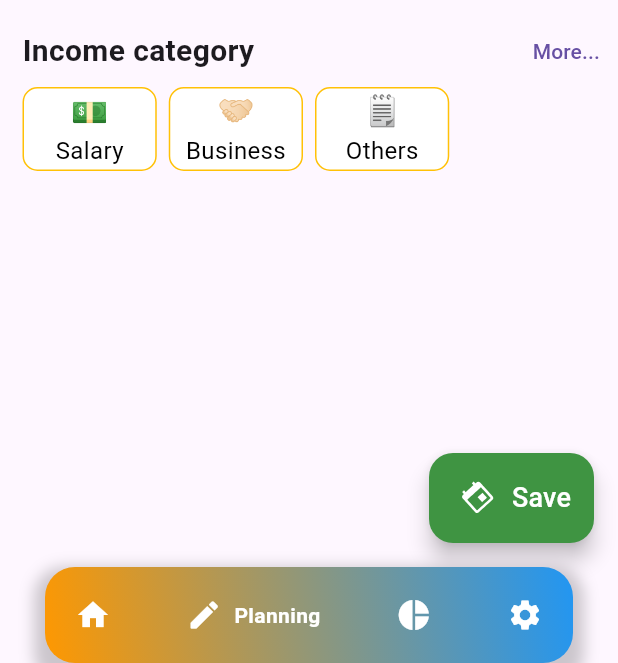
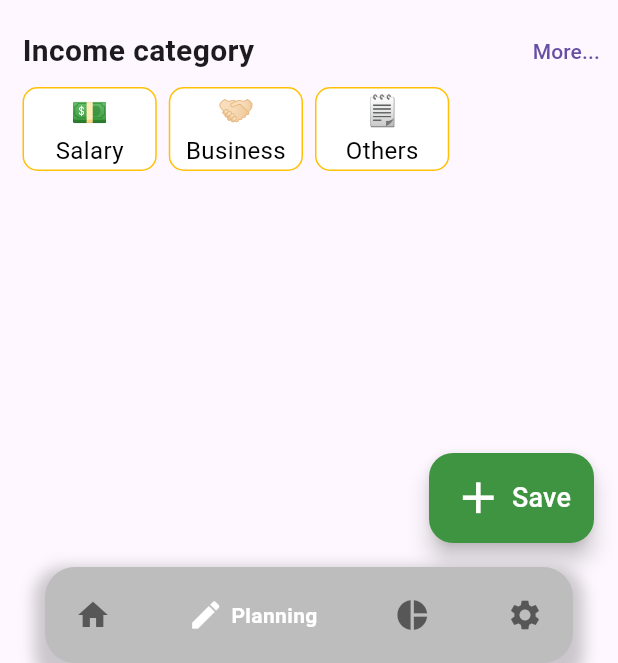
Before and after one commit to buiduccanh10/money_mate, a Flutter app: the screen it shows after launch, item 2 of the bottom bar chosen, scrolled down 187 dp, after a tap on "Save", on a phone screen of 412 x 824 dp, the part 573-1236 px from its top. Run offline on Flutter 3.47's test engine with Material 3 defaults, Android fonts, the phone set to English and light mode, and no system bars; drawn by our look-alikes of custom_sliding_segmented_control, google_nav_bar, syncfusion_flutter_datepicker; our stand-ins replace emoji_picker_flutter, firebase_core, flutter_slidable, fluttertoast, rive, syncfusion_flutter_charts; accounts and stored records are empty.

Commit message:
add_more_animation 	modified:   lib/login.dart 	modified:   lib/main.dart 	modified:   lib/planning.dart

```diff
--- a/lib/login.dart
+++ b/lib/login.dart
@@ -172,7 +172,7 @@ class _loginState extends State<login> {
                                   width = 345.0;
                                   height = 45.0;
                                 });
-                                Future.delayed(Duration(milliseconds: 100), () {
+                                Future.delayed(Duration(milliseconds: 200), () {
                                   setState(() {
                                     width = 350.0;
                                     height = 50.0;
--- a/lib/main.dart
+++ b/lib/main.dart
@@ -56,11 +56,15 @@ class _MainState extends State<Main> {
                     offset: const Offset(0, 7),
                   ),
                 ],
-              gradient: const LinearGradient(
-                begin: Alignment.topRight,
-                end: Alignment.bottomLeft,
-                colors: [Colors.blue, Colors.orange],
-              ),
+                color: Colors.grey[400]
+                // gradient: const LinearGradient(
+                //   begin: Alignment.topRight,
+                //   end: Alignment.bottomLeft,
+                //   colors: [
+                //     Colors.blue,
+                //     Colors.blue,
+                //   ],
+                // ),
                 ),
             child: GNav(
                 selectedIndex: index,
@@ -78,11 +82,16 @@ class _MainState extends State<Main> {
                     });
                   }
                 },
+                tabBackgroundGradient: LinearGradient(
+                  begin: Alignment.centerLeft,
+                  end: Alignment.centerRight,
+                  colors: [Colors.orange, Colors.blue],
+                ),
                 padding: const EdgeInsets.all(20),
-                gap: 8,
+                gap: 5,
                 activeColor: Colors.white,
                 tabBorderRadius: 20,
-                curve: Curves.easeInToLinear,
+                curve: Curves.linearToEaseOut,
                 color: Colors.white,
                 textStyle: const TextStyle(
                     fontWeight: FontWeight.w700,
@@ -91,12 +100,24 @@ class _MainState extends State<Main> {
                 tabs: const [
                   GButton(
                     icon: Icons.home,
+                    iconColor: Colors.black54,
                     text: 'Home',
                   ),
                   GButton(
-                      icon: Icons.mode_edit_outline_rounded, text: 'Planning'),
-                  GButton(icon: Icons.pie_chart, text: 'Chart'),
-                  GButton(icon: Icons.settings, text: 'Setting'),
+                    icon: Icons.mode_edit_outline_rounded,
+                    text: 'Planning',
+                    iconColor: Colors.black54,
+                  ),
+                  GButton(
+                    icon: Icons.pie_chart,
+                    text: 'Chart',
+                    iconColor: Colors.black54,
+                  ),
+                  GButton(
+                    icon: Icons.settings,
+                    text: 'Setting',
+                    iconColor: Colors.black54,
+                  ),
                 ]),
           ),
         ),
--- a/lib/planning.dart
+++ b/lib/planning.dart
@@ -13,37 +13,16 @@ class planning extends StatefulWidget {
   State<planning> createState() => _planningState();
 }
 
-class _planningState extends State<planning>
-    with SingleTickerProviderStateMixin {
-  late AnimationController controller;
-  late Animation<double> animation;
+class _planningState extends State<planning> {
   bool? is_income;
+  double width = 110;
+  double height = 60;
 
   @override
   void initState() {
     super.initState();
-    controller = AnimationController(
-      duration: const Duration(seconds: 3),
-      vsync: this,
-    );
-
-    // ..forward()
-    // ..repeat(reverse: true);
-    animation = Tween<double>(begin: 0.0, end: 1.0).animate(controller);
-
-    controller.addStatusListener((status) {
-      if (status == AnimationStatus.completed) {
-        controller.reset();
-      }
-    });
 
     is_income = true;
-  }
-
-  @override
-  void dispose() {
-    controller.dispose();
-    super.dispose();
   }
 
   @override
@@ -159,21 +138,30 @@ class _planningState extends State<planning>
           ),
         ),
       ]),
-      floatingActionButton: SizedBox(
-        width: 110,
-        height: 60,
+      floatingActionButton: AnimatedContainer(
+        duration: Duration(milliseconds: 200),
+        width: width,
+        height: height,
         child: FloatingActionButton.extended(
           backgroundColor: const Color.fromARGB(255, 63, 148, 66),
           onPressed: () {
-            controller.forward();
+            setState(() {
+              width = 115;
+              height = 65;
+            });
+            Future.delayed(Duration(milliseconds: 200), () {
+              setState(() {
+                width = 110;
+                height = 60;
+              });
+            });
           },
           label: Row(
             children: [
-              AnimatedIcon(
-                icon: AnimatedIcons.add_event,
+              Icon(
+                Icons.add,
                 size: 35,
                 color: Colors.white,
-                progress: animation,
               ),
               const SizedBox(
                 width: 5,
```
Lines whose indentation alone changed are shown as unchanged.
